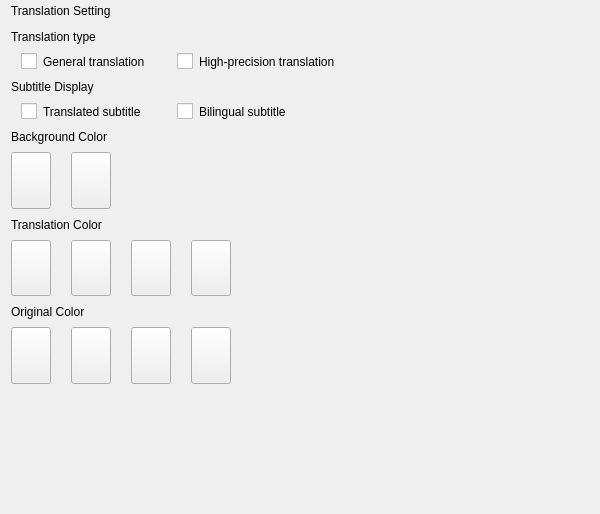
First picture: the form in widget/Setting/SoundBot/WTranslationPage.ui, repository yechaoGitHub/AI, before the edit.
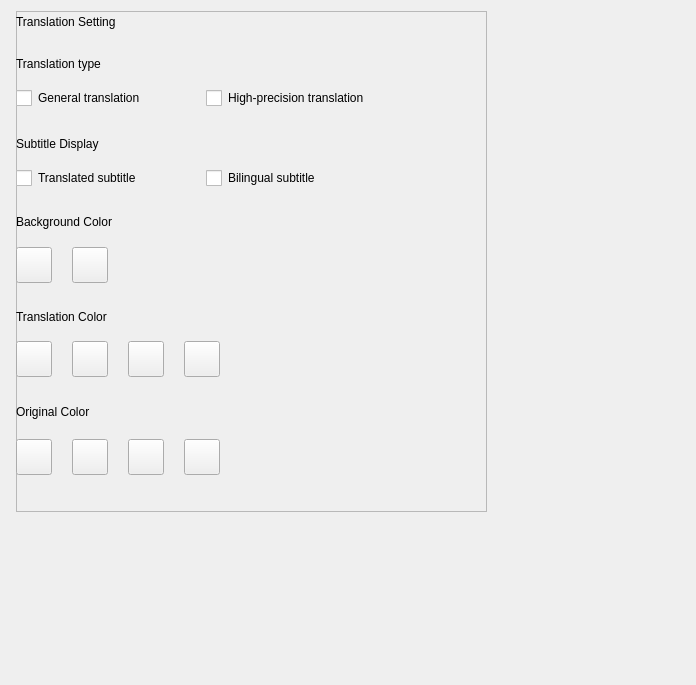
Second picture: the form after the edit. Icons and pictures are not drawn. Custom widgets are drawn as their Qt base class.

```diff
--- a/widget/Setting/SoundBot/WTranslationPage.ui
+++ b/widget/Setting/SoundBot/WTranslationPage.ui
@@ -6,8 +6,8 @@
    <rect>
     <x>0</x>
     <y>0</y>
-    <width>600</width>
-    <height>514</height>
+    <width>696</width>
+    <height>685</height>
    </rect>
   </property>
   <property name="windowTitle">
@@ -22,20 +22,41 @@
 	font: 16px &quot;微软雅黑&quot;;
 }</string>
   </property>
-  <layout class="QHBoxLayout" name="horizontalLayout_6">
-   <property name="spacing">
-    <number>6</number>
+  <layout class="QVBoxLayout" name="verticalLayout">
+   <property name="leftMargin">
+    <number>16</number>
    </property>
-   <property name="topMargin">
-    <number>0</number>
-   </property>
-   <property name="bottomMargin">
-    <number>130</number>
-   </property>
    <item>
-    <layout class="QVBoxLayout" name="verticalLayout_6">
+    <layout class="QHBoxLayout" name="horizontalLayout">
      <item>
+      <widget class="QFrame" name="frame">
+       <property name="minimumSize">
+        <size>
+         <width>471</width>
+         <height>501</height>
+        </size>
+       </property>
+       <property name="maximumSize">
+        <size>
+         <width>471</width>
+         <height>501</height>
+        </size>
+       </property>
+       <property name="frameShape">
+        <enum>QFrame::StyledPanel</enum>
+       </property>
+       <property name="frameShadow">
+        <enum>QFrame::Raised</enum>
+       </property>
       <widget class="QLabel" name="label_title">
+        <property name="geometry">
+         <rect>
+          <x>0</x>
+          <y>0</y>
+          <width>422</width>
+          <height>21</height>
+         </rect>
+        </property>
        <property name="minimumSize">
         <size>
          <width>0</width>
@@ -48,49 +69,57 @@
          <height>21</height>
         </size>
        </property>
+        <property name="styleSheet">
+         <string notr="true">font: 18px &quot;微软雅黑&quot;;</string>
+        </property>
        <property name="text">
         <string>Translation Setting</string>
        </property>
       </widget>
-     </item>
-     <item>
-      <layout class="QVBoxLayout" name="verticalLayout">
-       <item>
         <widget class="QLabel" name="label_2">
+        <property name="geometry">
+         <rect>
+          <x>0</x>
+          <y>42</y>
+          <width>420</width>
+          <height>22</height>
+         </rect>
+        </property>
          <property name="minimumSize">
           <size>
            <width>0</width>
-           <height>19</height>
+          <height>22</height>
           </size>
          </property>
          <property name="maximumSize">
           <size>
            <width>16777215</width>
-           <height>19</height>
+          <height>22</height>
           </size>
          </property>
          <property name="text">
           <string>Translation type</string>
          </property>
         </widget>
-       </item>
-       <item>
-        <layout class="QHBoxLayout" name="horizontalLayout_4">
-         <property name="leftMargin">
-          <number>10</number>
-         </property>
-         <item>
           <widget class="QCheckBox" name="ck_tr_1">
+        <property name="geometry">
+         <rect>
+          <x>0</x>
+          <y>76</y>
+          <width>175</width>
+          <height>22</height>
+         </rect>
+        </property>
            <property name="minimumSize">
             <size>
-             <width>150</width>
+          <width>175</width>
              <height>0</height>
             </size>
            </property>
            <property name="maximumSize">
             <size>
-             <width>150</width>
-             <height>19</height>
+          <width>180</width>
+          <height>24</height>
             </size>
            </property>
            <property name="styleSheet">
@@ -105,13 +134,31 @@
             <string>General translation</string>
            </property>
           </widget>
-         </item>
-         <item>
           <widget class="QCheckBox" name="ck_tr_2">
+        <property name="geometry">
+         <rect>
+          <x>190</x>
+          <y>76</y>
+          <width>241</width>
+          <height>22</height>
+         </rect>
+        </property>
+        <property name="sizePolicy">
+         <sizepolicy hsizetype="Minimum" vsizetype="Minimum">
+          <horstretch>0</horstretch>
+          <verstretch>0</verstretch>
+         </sizepolicy>
+        </property>
+        <property name="minimumSize">
+         <size>
+          <width>0</width>
+          <height>22</height>
+         </size>
+        </property>
            <property name="maximumSize">
             <size>
              <width>16777215</width>
-             <height>19</height>
+          <height>24</height>
             </size>
            </property>
            <property name="styleSheet">
@@ -125,37 +172,44 @@
             <string>High-precision translation</string>
            </property>
           </widget>
-         </item>
-        </layout>
-       </item>
-      </layout>
-     </item>
-     <item>
-      <layout class="QVBoxLayout" name="verticalLayout_2">
-       <item>
         <widget class="QLabel" name="label_3">
+        <property name="geometry">
+         <rect>
+          <x>0</x>
+          <y>122</y>
+          <width>420</width>
+          <height>22</height>
+         </rect>
+        </property>
          <property name="maximumSize">
           <size>
            <width>16777215</width>
-           <height>19</height>
+          <height>22</height>
           </size>
          </property>
          <property name="text">
           <string>Subtitle Display</string>
          </property>
         </widget>
-       </item>
-       <item>
-        <layout class="QHBoxLayout" name="horizontalLayout_5">
-         <property name="leftMargin">
-          <number>10</number>
-         </property>
-         <item>
           <widget class="QCheckBox" name="ck_sd_1">
+        <property name="geometry">
+         <rect>
+          <x>0</x>
+          <y>156</y>
+          <width>175</width>
+          <height>22</height>
+         </rect>
+        </property>
+        <property name="minimumSize">
+         <size>
+          <width>175</width>
+          <height>0</height>
+         </size>
+        </property>
            <property name="maximumSize">
             <size>
              <width>150</width>
-             <height>19</height>
+          <height>22</height>
             </size>
            </property>
            <property name="styleSheet">
@@ -169,13 +223,19 @@
             <string>Translated subtitle</string>
            </property>
           </widget>
-         </item>
-         <item>
           <widget class="QCheckBox" name="ck_sd_2">
+        <property name="geometry">
+         <rect>
+          <x>190</x>
+          <y>156</y>
+          <width>211</width>
+          <height>22</height>
+         </rect>
+        </property>
            <property name="maximumSize">
             <size>
              <width>16777215</width>
-             <height>19</height>
+          <height>22</height>
             </size>
            </property>
            <property name="styleSheet">
@@ -189,33 +249,34 @@
             <string>Bilingual subtitle</string>
            </property>
           </widget>
-         </item>
-        </layout>
-       </item>
-      </layout>
-     </item>
-     <item>
-      <layout class="QVBoxLayout" name="verticalLayout_3">
-       <item>
         <widget class="QLabel" name="label_4">
+        <property name="geometry">
+         <rect>
+          <x>0</x>
+          <y>200</y>
+          <width>281</width>
+          <height>22</height>
+         </rect>
+        </property>
          <property name="maximumSize">
           <size>
            <width>16777215</width>
-           <height>19</height>
+          <height>22</height>
           </size>
          </property>
          <property name="text">
           <string>Background Color</string>
          </property>
         </widget>
-       </item>
-       <item>
-        <layout class="QHBoxLayout" name="horizontalLayout">
-         <property name="spacing">
-          <number>20</number>
-         </property>
-         <item>
           <widget class="WRadioBtn" name="ck_bk_1">
+        <property name="geometry">
+         <rect>
+          <x>0</x>
+          <y>236</y>
+          <width>36</width>
+          <height>36</height>
+         </rect>
+        </property>
            <property name="minimumSize">
             <size>
              <width>36</width>
@@ -232,9 +293,15 @@
             <string/>
            </property>
           </widget>
-         </item>
-         <item>
           <widget class="WRadioBtn" name="ck_bk_2">
+        <property name="geometry">
+         <rect>
+          <x>56</x>
+          <y>236</y>
+          <width>36</width>
+          <height>36</height>
+         </rect>
+        </property>
            <property name="minimumSize">
             <size>
              <width>36</width>
@@ -251,46 +318,34 @@
             <string/>
            </property>
           </widget>
-         </item>
-         <item>
-          <spacer name="horizontalSpacer_2">
-           <property name="orientation">
-            <enum>Qt::Horizontal</enum>
-           </property>
-           <property name="sizeHint" stdset="0">
-            <size>
-             <width>40</width>
-             <height>20</height>
-            </size>
-           </property>
-          </spacer>
-         </item>
-        </layout>
-       </item>
-      </layout>
-     </item>
-     <item>
-      <layout class="QVBoxLayout" name="verticalLayout_4">
-       <item>
         <widget class="QLabel" name="label_5">
+        <property name="geometry">
+         <rect>
+          <x>0</x>
+          <y>296</y>
+          <width>420</width>
+          <height>19</height>
+         </rect>
+        </property>
          <property name="maximumSize">
           <size>
            <width>16777215</width>
-           <height>19</height>
+          <height>20</height>
           </size>
          </property>
          <property name="text">
           <string>Translation Color</string>
          </property>
         </widget>
-       </item>
-       <item>
-        <layout class="QHBoxLayout" name="horizontalLayout_2">
-         <property name="spacing">
-          <number>20</number>
-         </property>
-         <item>
           <widget class="WRadioBtn" name="ck_tl_1">
+        <property name="geometry">
+         <rect>
+          <x>0</x>
+          <y>330</y>
+          <width>36</width>
+          <height>36</height>
+         </rect>
+        </property>
            <property name="minimumSize">
             <size>
              <width>36</width>
@@ -307,9 +362,15 @@
             <string/>
            </property>
           </widget>
-         </item>
-         <item>
           <widget class="WRadioBtn" name="ck_tl_2">
+        <property name="geometry">
+         <rect>
+          <x>56</x>
+          <y>330</y>
+          <width>36</width>
+          <height>36</height>
+         </rect>
+        </property>
            <property name="minimumSize">
             <size>
              <width>36</width>
@@ -326,9 +387,15 @@
             <string/>
            </property>
           </widget>
-         </item>
-         <item>
           <widget class="WRadioBtn" name="ck_tl_3">
+        <property name="geometry">
+         <rect>
+          <x>112</x>
+          <y>330</y>
+          <width>36</width>
+          <height>36</height>
+         </rect>
+        </property>
            <property name="minimumSize">
             <size>
              <width>36</width>
@@ -345,9 +412,15 @@
             <string/>
            </property>
           </widget>
-         </item>
-         <item>
           <widget class="WRadioBtn" name="ck_tl_4">
+        <property name="geometry">
+         <rect>
+          <x>168</x>
+          <y>330</y>
+          <width>36</width>
+          <height>36</height>
+         </rect>
+        </property>
            <property name="minimumSize">
             <size>
              <width>36</width>
@@ -364,52 +437,40 @@
             <string/>
            </property>
           </widget>
-         </item>
-         <item>
-          <spacer name="horizontalSpacer_3">
-           <property name="orientation">
-            <enum>Qt::Horizontal</enum>
-           </property>
-           <property name="sizeHint" stdset="0">
-            <size>
-             <width>40</width>
-             <height>20</height>
-            </size>
-           </property>
-          </spacer>
-         </item>
-        </layout>
-       </item>
-      </layout>
-     </item>
-     <item>
-      <layout class="QVBoxLayout" name="verticalLayout_5">
-       <item>
         <widget class="QLabel" name="label_6">
+        <property name="geometry">
+         <rect>
+          <x>0</x>
+          <y>390</y>
+          <width>171</width>
+          <height>22</height>
+         </rect>
+        </property>
          <property name="minimumSize">
           <size>
            <width>0</width>
-           <height>19</height>
+          <height>22</height>
           </size>
          </property>
          <property name="maximumSize">
           <size>
            <width>16777215</width>
-           <height>19</height>
+          <height>22</height>
           </size>
          </property>
          <property name="text">
           <string>Original Color</string>
          </property>
         </widget>
-       </item>
-       <item>
-        <layout class="QHBoxLayout" name="horizontalLayout_3">
-         <property name="spacing">
-          <number>20</number>
-         </property>
-         <item>
           <widget class="WRadioBtn" name="ck_og_1">
+        <property name="geometry">
+         <rect>
+          <x>0</x>
+          <y>428</y>
+          <width>36</width>
+          <height>36</height>
+         </rect>
+        </property>
            <property name="minimumSize">
             <size>
              <width>36</width>
@@ -426,9 +487,15 @@
             <string/>
            </property>
           </widget>
-         </item>
-         <item>
           <widget class="WRadioBtn" name="ck_og_2">
+        <property name="geometry">
+         <rect>
+          <x>56</x>
+          <y>428</y>
+          <width>36</width>
+          <height>36</height>
+         </rect>
+        </property>
            <property name="minimumSize">
             <size>
              <width>36</width>
@@ -445,9 +512,15 @@
             <string/>
            </property>
           </widget>
-         </item>
-         <item>
           <widget class="WRadioBtn" name="ck_og_3">
+        <property name="geometry">
+         <rect>
+          <x>112</x>
+          <y>428</y>
+          <width>36</width>
+          <height>36</height>
+         </rect>
+        </property>
            <property name="minimumSize">
             <size>
              <width>36</width>
@@ -464,9 +537,15 @@
             <string/>
            </property>
           </widget>
-         </item>
-         <item>
           <widget class="WRadioBtn" name="ck_og_4">
+        <property name="geometry">
+         <rect>
+          <x>168</x>
+          <y>428</y>
+          <width>36</width>
+          <height>36</height>
+         </rect>
+        </property>
            <property name="minimumSize">
             <size>
              <width>36</width>
@@ -483,25 +562,7 @@
             <string/>
            </property>
           </widget>
-         </item>
-         <item>
-          <spacer name="horizontalSpacer_4">
-           <property name="orientation">
-            <enum>Qt::Horizontal</enum>
-           </property>
-           <property name="sizeHint" stdset="0">
-            <size>
-             <width>40</width>
-             <height>20</height>
-            </size>
-           </property>
-          </spacer>
-         </item>
-        </layout>
-       </item>
-      </layout>
-     </item>
-    </layout>
+      </widget>
    </item>
    <item>
     <spacer name="horizontalSpacer">
@@ -510,8 +571,23 @@
      </property>
      <property name="sizeHint" stdset="0">
       <size>
-       <width>239</width>
+         <width>40</width>
        <height>20</height>
+        </size>
+       </property>
+      </spacer>
+     </item>
+    </layout>
+   </item>
+   <item>
+    <spacer name="verticalSpacer">
+     <property name="orientation">
+      <enum>Qt::Vertical</enum>
+     </property>
+     <property name="sizeHint" stdset="0">
+      <size>
+       <width>20</width>
+       <height>155</height>
       </size>
      </property>
     </spacer>
```
Left out of the diff: 9 changed lines with no effect on the pictures. Lines whose indentation alone changed are shown as unchanged.
